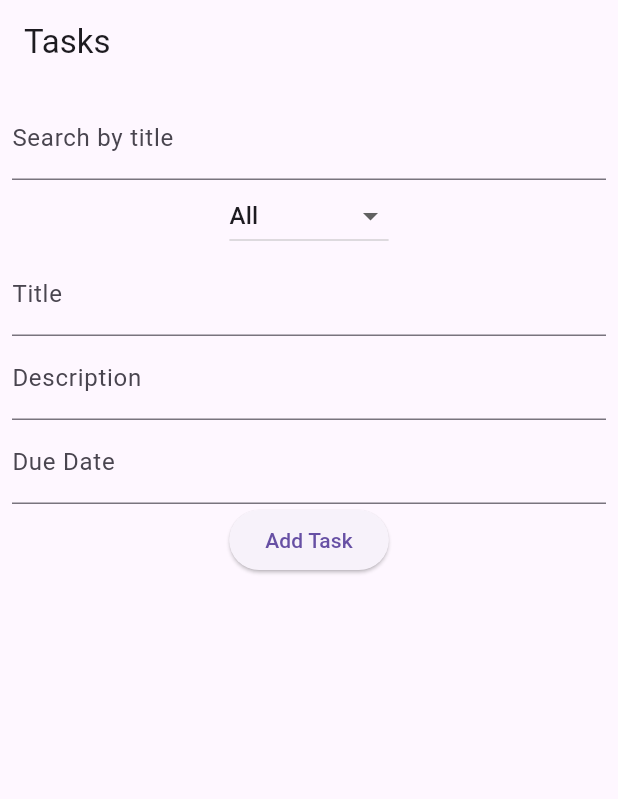
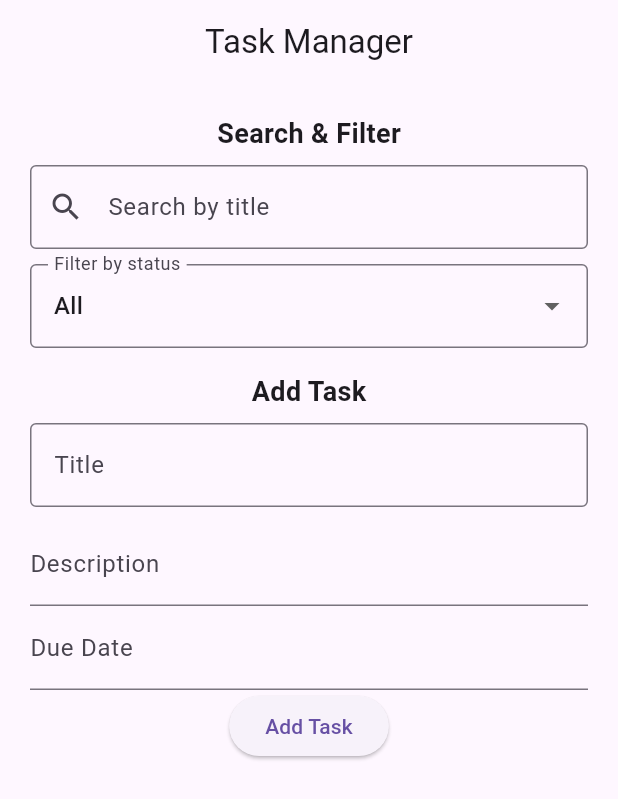
Before and after one commit to rahullpanditaa/taskmanager, a Flutter app: the screen it shows after launch, on a phone screen of 412 x 824 dp. Shown: the top 799 px of the screen. Run offline on Flutter 3.47's test engine with Material 3 defaults, Android fonts, the phone set to English and light mode, and no system bars; our stand-ins replace shared_preferences; network calls fail.

Commit message:
add some changes to polish the UI

```diff
--- a/frontend/task_manager_app/lib/main.dart
+++ b/frontend/task_manager_app/lib/main.dart
@@ -323,29 +323,49 @@ class _TasksScreenState extends State<TasksScreen> {
   Widget build(BuildContext context) {
     return Scaffold(
       appBar: AppBar(
-        title: Text('Tasks'),
+        title: const Text('Task Manager'),
+        centerTitle: true,
       ),
-      body: Column(
+      body: Padding(
+        padding: const EdgeInsets.all(12),
+        child: Column(
+          crossAxisAlignment: CrossAxisAlignment.start,
           children: [
             Padding(
               padding: EdgeInsets.all(8.0),
               child: Column(
                 children: [
+                  // Search and filter
+                  const Text(
+                    'Search & Filter',
+                    style: TextStyle(fontSize: 18, fontWeight: FontWeight.bold),
+                  ),
+                  const SizedBox(height: 8),
+
                   TextField(
                     decoration: const InputDecoration(
                       labelText: 'Search by title',
+                      border: OutlineInputBorder(),
+                      prefixIcon: Icon(Icons.search),
                     ),
                     onChanged: (value) {
                       searchQuery = value;
                       applyFilters();
                     },
                   ),
-                      DropdownButton<String>(
-                        value: selectedStatus,
+                  const SizedBox(height: 10),
+
+                  DropdownButtonFormField<String>(
+                    // value: selectedStatus,
+                    initialValue: selectedStatus,
+                    decoration: const InputDecoration(
+                      labelText: 'Filter by status',
+                      border: OutlineInputBorder(),
+                    ),
                     items: const [
                       DropdownMenuItem(value: 'all', child: Text('All')),
                       DropdownMenuItem(value: 'to-do', child: Text('To-Do')),
-                          DropdownMenuItem(value: 'in progress', child: Text('In progress')),
+                      DropdownMenuItem(value: 'in progress', child: Text('In Progress')),
                       DropdownMenuItem(value: 'done', child: Text('Done')),
                     ],
                     onChanged: (value) {
@@ -353,11 +373,23 @@ class _TasksScreenState extends State<TasksScreen> {
                       applyFilters();
                     },
                   ),
+                  const SizedBox(height: 16),
+
+                  // Add a new task
+                  const Text(
+                    'Add Task',
+                    style: TextStyle(fontSize: 18, fontWeight: FontWeight.bold),
+                  ),
+                  const SizedBox(height: 8),
+
                   TextField(
                     controller: titleController,
-                        decoration: InputDecoration(labelText: 'Title'),
+                    decoration: const InputDecoration(labelText: 'Title', border: OutlineInputBorder()),
                     onChanged: (_) => saveDraft(),
                   ),
+                  const SizedBox(height: 10),
+
+                  // RESUME FROM HERE
                   TextField(
                     controller: descriptionController,
                     decoration: InputDecoration(labelText: 'Description'),
@@ -374,13 +406,11 @@ class _TasksScreenState extends State<TasksScreen> {
                         firstDate: DateTime(2020),
                         lastDate: DateTime(2100),
                       );
-
                    if (date != null) {
                         final time = await showTimePicker(
                           context: context,
                           initialTime: TimeOfDay.now(),
                         );
-
                      if (time != null) {
                           final dateTime = DateTime(
                             date.year,
@@ -389,7 +419,6 @@ class _TasksScreenState extends State<TasksScreen> {
                             time.hour,
                             time.minute,
                           );
-
                        dueDateController.text = dateTime.toString();
                           saveDraft();
                         }
@@ -432,6 +461,7 @@ class _TasksScreenState extends State<TasksScreen> {
                 ),
               ],
             ),
+      )
 
     );
   }
```
Lines whose indentation alone changed are shown as unchanged.
